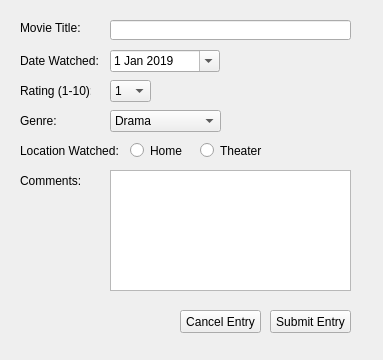
Old version of the form UI Files/AddMovieForm.ui in the repository steinmns/Cinema-Stats.
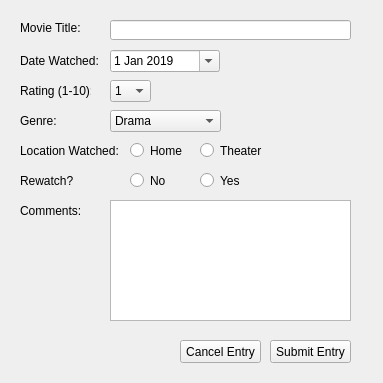
New version of the form.

Commit message: Added Rewatch Param

Diff of the .ui file:
```diff
--- a/UI Files/AddMovieForm.ui
+++ b/UI Files/AddMovieForm.ui
@@ -7,7 +7,7 @@
     <x>0</x>
     <y>0</y>
     <width>383</width>
-    <height>360</height>
+    <height>383</height>
    </rect>
   </property>
   <property name="windowTitle">
@@ -17,7 +17,7 @@
    <property name="geometry">
     <rect>
      <x>270</x>
-     <y>310</y>
+     <y>340</y>
      <width>81</width>
      <height>23</height>
     </rect>
@@ -327,7 +327,7 @@
    <property name="geometry">
     <rect>
      <x>20</x>
-     <y>170</y>
+     <y>200</y>
      <width>61</width>
      <height>21</height>
     </rect>
@@ -340,7 +340,7 @@
    <property name="geometry">
     <rect>
      <x>110</x>
-     <y>170</y>
+     <y>200</y>
      <width>241</width>
      <height>121</height>
     </rect>
@@ -350,7 +350,7 @@
    <property name="geometry">
     <rect>
      <x>180</x>
-     <y>310</y>
+     <y>340</y>
      <width>81</width>
      <height>23</height>
     </rect>
@@ -359,6 +359,45 @@
     <string>Cancel Entry</string>
    </property>
   </widget>
+  <widget class="QLabel" name="MovieRewatchLabel">
+   <property name="geometry">
+    <rect>
+     <x>20</x>
+     <y>170</y>
+     <width>101</width>
+     <height>21</height>
+    </rect>
+   </property>
+   <property name="text">
+    <string>Rewatch?</string>
+   </property>
+  </widget>
+  <widget class="QRadioButton" name="MovieRewatchEntryYes">
+   <property name="geometry">
+    <rect>
+     <x>200</x>
+     <y>170</y>
+     <width>82</width>
+     <height>21</height>
+    </rect>
+   </property>
+   <property name="text">
+    <string>Yes</string>
+   </property>
+  </widget>
+  <widget class="QRadioButton" name="MovieRewatchEntryNo">
+   <property name="geometry">
+    <rect>
+     <x>130</x>
+     <y>170</y>
+     <width>82</width>
+     <height>21</height>
+    </rect>
+   </property>
+   <property name="text">
+    <string>No</string>
+   </property>
+  </widget>
  </widget>
  <resources/>
  <connections/>
```
The commit also changes 8 other files.
